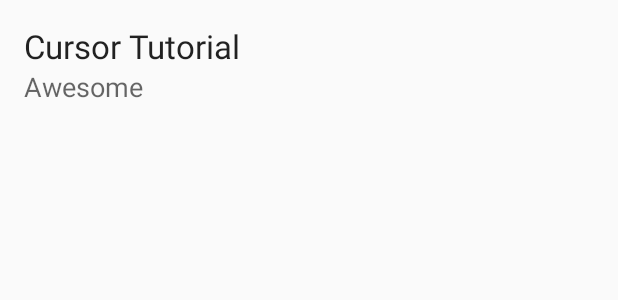
After one commit to andela-asolomon/MyRuns, an Android app: the layout history_cursor_text_view.xml on its own in the app's theme, with its tools: preview values and no code run, on a phone screen of 412 x 824 dp. The commit adds this screen. Shown: the top 300 px of the screen. Run offline under Robolectric (Android 15) with nearby library versions, the phone set to English and light mode, and no system bars.

Commit message:
Created an history cursor adapter to get values from database

```diff
--- /dev/null
+++ b/app/src/main/res/layout/history_cursor_text_view.xml
@@ -0,0 +1,21 @@
+<?xml version="1.0" encoding="utf-8"?>
+<LinearLayout xmlns:android="http://schemas.android.com/apk/res/android"
+              android:orientation="vertical"
+              android:layout_width="match_parent"
+              android:padding="@dimen/activity_horizontal_margin"
+              android:layout_height="match_parent">
+
+    <TextView
+        android:id="@+id/tvBody"
+        android:layout_width="wrap_content"
+        android:layout_height="wrap_content"
+        android:text="Cursor Tutorial"
+        android:textAppearance="?android:attr/textAppearanceLarge" />
+    <TextView
+        android:id="@+id/tvPriority"
+        android:layout_width="wrap_content"
+        android:layout_height="wrap_content"
+        android:text="Awesome"
+        android:textAppearance="?android:attr/textAppearanceMedium" />
+
+</LinearLayout>
```
Also changed, not shown: app/src/main/java/com/example/ayoolasolomon/myruns/ExercisesDataSource.java (+10 -10 lines), app/src/main/java/com/example/ayoolasolomon/myruns/HistoryCursorAdapter.java (added, +41 -0 lines), app/src/main/java/com/example/ayoolasolomon/myruns/HistoryFragment.java (+35 -4 lines), app/src/main/res/layout/fragment_history.xml (+10 -11 lines).
